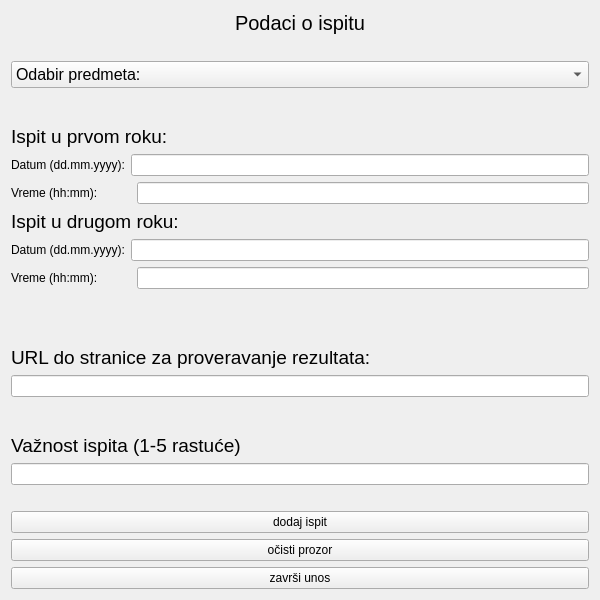
First picture: the form in Planer/MatfPlaner/forms/InsertExams.ui, repository stenjo1/MATF_Planner, before the edit.
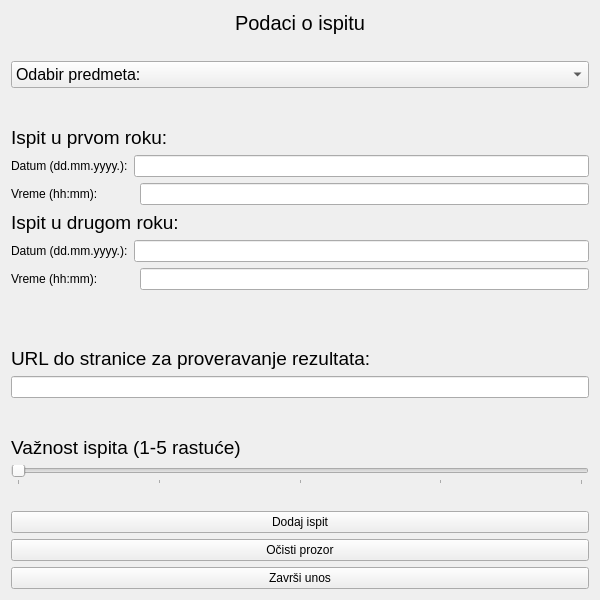
Second picture: the form after the edit.

Commit message: added class ExamsOverview

Patch:
```diff
--- a/Planer/MatfPlaner/forms/InsertExams.ui
+++ b/Planer/MatfPlaner/forms/InsertExams.ui
@@ -80,7 +80,7 @@
      <item>
       <widget class="QLabel" name="label_2">
        <property name="text">
-        <string>Datum (dd.mm.yyyy):</string>
+        <string>Datum (dd.mm.yyyy.):</string>
        </property>
       </widget>
      </item>
@@ -94,7 +94,7 @@
      <item>
       <widget class="QLabel" name="label_3">
        <property name="text">
-        <string>Vreme (hh:mm):          </string>
+        <string>Vreme (hh:mm):           </string>
        </property>
       </widget>
      </item>
@@ -120,7 +120,7 @@
      <item>
       <widget class="QLabel" name="label_4">
        <property name="text">
-        <string>Datum (dd.mm.yyyy):</string>
+        <string>Datum (dd.mm.yyyy.):</string>
        </property>
       </widget>
      </item>
@@ -134,7 +134,7 @@
      <item>
       <widget class="QLabel" name="label_5">
        <property name="text">
-        <string>Vreme (hh:mm):          </string>
+        <string>Vreme (hh:mm):           </string>
        </property>
       </widget>
      </item>
@@ -204,7 +204,29 @@
     </widget>
    </item>
    <item>
-    <widget class="QLineEdit" name="importanceRateLineEdit"/>
+    <widget class="QSlider" name="horizontalSlider">
+     <property name="mouseTracking">
+      <bool>true</bool>
+     </property>
+     <property name="contextMenuPolicy">
+      <enum>Qt::DefaultContextMenu</enum>
+     </property>
+     <property name="minimum">
+      <number>1</number>
+     </property>
+     <property name="maximum">
+      <number>5</number>
+     </property>
+     <property name="orientation">
+      <enum>Qt::Horizontal</enum>
+     </property>
+     <property name="tickPosition">
+      <enum>QSlider::TicksBelow</enum>
+     </property>
+     <property name="tickInterval">
+      <number>1</number>
+     </property>
+    </widget>
    </item>
    <item>
     <spacer name="horizontalSpacer">
@@ -222,21 +244,21 @@
    <item>
     <widget class="QPushButton" name="addExamButton">
      <property name="text">
-      <string>dodaj ispit</string>
+      <string>Dodaj ispit</string>
      </property>
     </widget>
    </item>
    <item>
     <widget class="QPushButton" name="clearWidgetButton">
      <property name="text">
-      <string>očisti prozor</string>
+      <string>Očisti prozor</string>
      </property>
     </widget>
    </item>
    <item>
     <widget class="QPushButton" name="endInputExamButton">
      <property name="text">
-      <string>završi unos</string>
+      <string>Završi unos</string>
      </property>
     </widget>
    </item>
```
Left out of the diff: 2 changed lines with no effect on the pictures. The commit also changes 14 other files.
